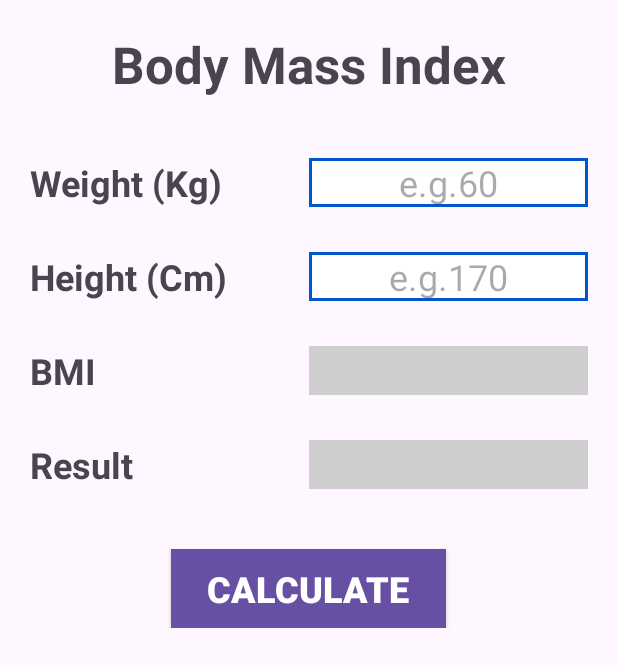
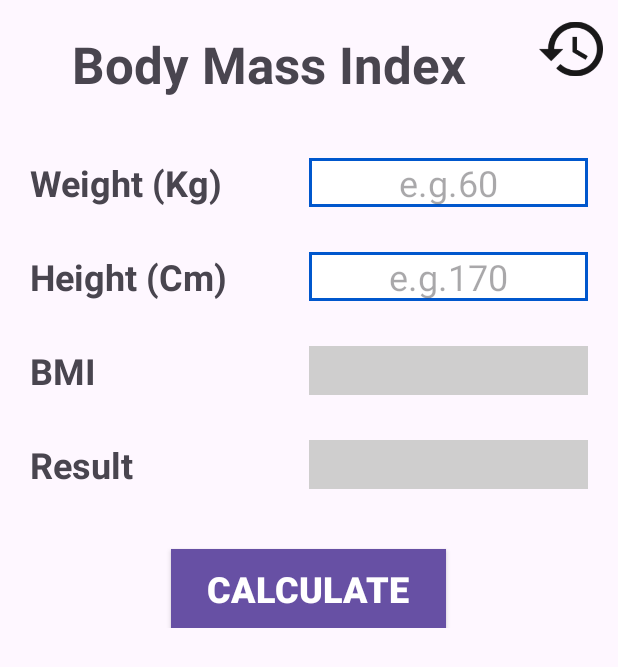
Before and after one commit to wuttipat6509650716/cs361_assingment, an Android app: the screen it shows after launch (MainActivity), on a phone screen of 412 x 824 dp. Shown: the top 667 px of the screen. Run offline under Robolectric (Android 15) with nearby library versions, the phone set to English and light mode, and no system bars.

Commit message:
added history img

```diff
--- a/app/src/main/res/layout/activity_main.xml
+++ b/app/src/main/res/layout/activity_main.xml
@@ -9,15 +9,31 @@
     tools:context=".MainActivity">
 
 
+    <LinearLayout
+        android:layout_width="match_parent"
+        android:layout_height="match_parent"
+        android:orientation="horizontal">
+
         <TextView
             android:id="@+id/textView1"
-        android:layout_width="match_parent"
+            android:layout_width="wrap_content"
             android:layout_height="wrap_content"
             android:layout_marginTop="20dp"
+            android:layout_weight="8"
             android:gravity="center"
             android:text="@string/Body_Index"
             android:textSize="34sp"
             android:textStyle="bold" />
+
+        <ImageView
+            android:id="@+id/imageView"
+            android:layout_width="30dp"
+            android:layout_height="match_parent"
+            android:layout_marginEnd="10dp"
+            android:layout_weight="1"
+            app:srcCompat="@drawable/history" />
+
+    </LinearLayout>
 
     <LinearLayout
         android:layout_width="match_parent"
```
Also changed, not shown: app/src/main/res/drawable/history.png (added). Lines whose indentation alone changed are shown as unchanged.
